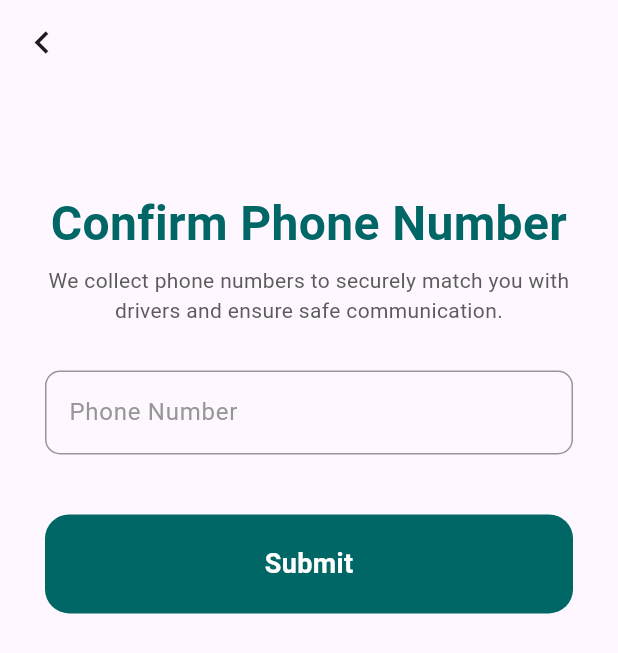
After one commit to sharon5555/Signup-UI-flutter, a Flutter app: the SignUpEmail screen opened directly, scrolled down 35 dp, after a tap on "Confirm Phone Number", on a phone screen of 412 x 824 dp. The commit adds this screen. Shown: the top 653 px of the screen. Run offline on Flutter 3.47's test engine with Material 3 defaults, Android fonts, the light colour scheme and no system bars; Roboto replaces fonts that are missing (Poppins).

Commit message:
updated the files

```diff
--- /dev/null
+++ b/sign_up/lib/screens/confirm_number.dart
@@ -0,0 +1,81 @@
+import 'package:flutter/material.dart';
+import 'package:sign_up/theme.dart';
+import 'package:sign_up/widgets/confirm_number_form.dart';
+import 'package:sign_up/widgets/primary_button.dart';
+
+class ConfirmNumber extends StatefulWidget {
+  const ConfirmNumber({super.key, required Null Function(String email) onEmailChanged});
+
+  @override
+  _ConfirmNumberState createState() => _ConfirmNumberState();
+}
+
+class _ConfirmNumberState extends State<ConfirmNumber> {
+  final bool _isAgreed = false; // State variable for checkbox
+
+  @override
+  Widget build(BuildContext context) {
+    return Scaffold(
+      appBar: AppBar(
+        leading: IconButton(
+          icon: const Icon(
+            Icons.chevron_left,
+            size: 30,
+          ),
+          onPressed: () {
+            Navigator.pop(context);
+          },
+        ),
+      ),
+      body: SingleChildScrollView(
+        child: Column(
+          crossAxisAlignment: CrossAxisAlignment.start,
+          children: [
+            const SizedBox(height: 70),
+            Padding(
+              padding: nDefaultPadding,
+              child: Center(
+                child: Text(
+                  'Confirm Phone Number',
+                  style: titleText,
+                  textAlign: TextAlign.center, // Center the text
+                ),
+              ),
+            ),
+            const SizedBox(height: 5),
+            const Padding(
+              padding: nDefaultPadding,
+              child: Center( // Centering the additional text
+                child: Text(
+                  'We collect phone numbers to securely match you with drivers and ensure safe communication.',
+                  textAlign: TextAlign.center, // Center the text
+                  style: TextStyle(color: nZambeziColor), // Optional styling
+                ),
+              ),
+            ),
+            const SizedBox(height: 25),
+            Padding(
+              padding: nDefaultPadding,
+              child: ConfirmNumberForm(
+                onEmailChanged: (String email) {},
+              ),
+            ),
+            const SizedBox(height: 20),
+            Padding(
+              padding: nDefaultPadding,
+              child: PrimaryButton(
+                buttonText: 'Submit',
+                onPressed: _validateAndSubmit,
+              ),
+            ),
+            const SizedBox(height: 20),
+          ],
+        ),
+      ),
+    );
+  }
+
+  void _validateAndSubmit() {
+    // Implement your validation and submission logic here
+  }
+}
--- a/sign_up/lib/screens/forget_password_screen.dart
+++ b/sign_up/lib/screens/forget_password_screen.dart
@@ -1,7 +1,7 @@
 import 'package:flutter/material.dart';
 import 'package:sign_up/theme.dart';
 import 'package:sign_up/widgets/forgot_form.dart';
-import 'package:sign_up/widgets/password_form.dart';
+import 'package:sign_up/widgets/confirm_number_form.dart';
 import 'package:sign_up/widgets/primary_button.dart';
 
 class ForgetPasswordScreen extends StatelessWidget {
--- a/sign_up/lib/screens/sign_up_email.dart
+++ b/sign_up/lib/screens/sign_up_email.dart
@@ -1,6 +1,7 @@
 import 'package:flutter/material.dart';
+import 'package:sign_up/screens/confirm_number.dart';
 import 'package:sign_up/widgets/checkbox.dart';
-import 'package:sign_up/widgets/password_form.dart';
+import 'package:sign_up/widgets/confirm_number_form.dart';
 import 'package:sign_up/widgets/primary_button.dart';
 import 'package:sign_up/widgets/sign_up_option.dart';
 import 'package:sign_up/widgets/signup_form.dart';
@@ -14,8 +15,8 @@ class SignUpEmail extends StatefulWidget {
 }
 
 class _SignUpEmailState extends State<SignUpEmail> {
-  final _formKey = GlobalKey<FormState>();  // For form validation
-  bool _agreeToTerms = false;  // To track checkbox state
+  final _formKey = GlobalKey<FormState>(); // For form validation
+  bool _agreeToTerms = false; // To track checkbox state
   String _email = '';
 
   // Callback for when email changes in the form
@@ -31,7 +32,11 @@ class _SignUpEmailState extends State<SignUpEmail> {
       // Proceed to the next screen
       Navigator.push(
         context,
-        MaterialPageRoute(builder: (context) => PasswordForm(onEmailChanged: (String email) {  },)),
+        MaterialPageRoute(
+          builder: (context) => PasswordForm(
+            onEmailChanged: (String email) {},
+          ),
+        ),
       );
     } else if (!_agreeToTerms) {
       // Show error message if terms not agreed
@@ -75,13 +80,18 @@ class _SignUpEmailState extends State<SignUpEmail> {
               child: Form(
                 key: _formKey,
                 child: SignUpForm(
-                  onEmailChanged: _onEmailChanged,  // Track email changes
+                  onEmailChanged: _onEmailChanged, // Track email changes
                 ),
               ),
             ),
             const SizedBox(height: 20),
             Padding(
               padding: nDefaultPadding,
+              child: Row(
+                mainAxisAlignment: MainAxisAlignment.spaceBetween,
+                children: [
+                  // Checkbox and terms
+                  Expanded(
                     child: CheckBox(
                       'Agree to terms and conditions.',
                       value: _agreeToTerms,
@@ -92,41 +102,46 @@ class _SignUpEmailState extends State<SignUpEmail> {
                       },
                     ),
                   ),
+                  // Confirm Phone Number text
+                  GestureDetector(
+                    onTap: () {
+                      Navigator.push(
+                        context,
+                        MaterialPageRoute(builder: (context) => ConfirmNumber(onEmailChanged: (String email) {  },)), // Ensure SignUpPasswordScreen is imported
+                      );
+                    },
+                    child: Text(
+                      'Confirm Phone Number',
+                      style: subTitle.copyWith(color:nPrimaryColor), // Style the text as needed
+                    ),
+                  ),
+                ],
+              ),
+            ),
             const SizedBox(height: 25),
             Padding(
               padding: nDefaultPadding,
               child: PrimaryButton(
                 buttonText: 'Sign Up',
-                onPressed: _validateAndSubmit,  // Trigger validation and submission
+                onPressed: _validateAndSubmit, // Trigger validation and submission
               ),
             ),
             const SizedBox(height: 20),
             Padding(
               padding: nDefaultPadding,
-              child: Row(
-                children: [
-                  Column(
-                    crossAxisAlignment: CrossAxisAlignment.start,
-                    children: [
-                      Text(
+              child: Center(
+                child: Text(
                   'Or Sign Up with:',
-                        style: subTitle,
+                  style: subTitle, // Style this text as needed
                 ),
-                      const SizedBox(
-                        height: 20,
               ),
+            ),
+            const SizedBox(height: 20),
             const Padding(
               padding: nDefaultPadding,
               child: SignUpOption(),
             ),
-                      const SizedBox(
-                        height: 20,
-                      )
-                    ],
-                  ),
-                ],
-              ),
-            ),
+            const SizedBox(height: 20),
           ],
         ),
       ),
--- a/sign_up/lib/widgets/password_form.dart
+++ b/sign_up/lib/widgets/confirm_number_form.dart
@@ -1,14 +1,14 @@
 import 'package:flutter/material.dart';
 import '../theme.dart';
 
-class PasswordForm extends StatefulWidget {
-  const PasswordForm({super.key, required void Function(String email) onEmailChanged});
+class ConfirmNumberForm extends StatefulWidget {
+  const ConfirmNumberForm({super.key, required void Function(String email) onEmailChanged});
 
   @override
-  _PasswordFormState createState() => _PasswordFormState();
+  _ConfirmNumberFormState createState() => _ConfirmNumberFormState();
 }
 
-class _PasswordFormState extends State<PasswordForm> {
+class _ConfirmNumberFormState extends State<ConfirmNumberForm> {
   bool _isObscure = true;
 
   @override
@@ -17,9 +17,6 @@ class _PasswordFormState extends State<PasswordForm> {
       children: [
         buildInputForm('Phone Number', false),
         const SizedBox(height: 15), // Bottom space between rows
-        buildInputForm('Password', true),
-        const SizedBox(height: 15), // Bottom space between rows
-        buildInputForm('Confirm Password', true),
       ],
     );
   }
--- a/sign_up/lib/widgets/sign_up_option.dart
+++ b/sign_up/lib/widgets/sign_up_option.dart
@@ -1,38 +1,30 @@
 import 'package:flutter/material.dart';
-import 'package:sign_up/screens/sign_up_password.dart'; // Make sure the import path is correct
 
 class SignUpOption extends StatelessWidget {
   const SignUpOption({super.key});
 
   @override
   Widget build(BuildContext context) {
-    return Center( // Center the entire Row
-      child: Row(
+    return Row(
       mainAxisAlignment: MainAxisAlignment.spaceEvenly,
       children: [
         BuildButton(
           iconImage: const Image(
             height: 20,
             width: 20,
-              image: AssetImage('assets/dial.jpg'),
+            image: AssetImage('assets/google.png'),
           ),
-            textButton: 'number',
-            onPressed: () {
-              // Navigate to the PasswordForm screen
-              Navigator.push(
-                context,
-                MaterialPageRoute(
-                  builder: (context) => SignUpPassword(
-                    onEmailChanged: (String email) {
-                      // You can handle email change here if needed
-                    },
+          textButton: 'Google',
         ),
+        BuildButton(
+          iconImage: const Image(
+            height: 20,
+            width: 20,
+            image: AssetImage('assets/apple.png'),
           ),
-              );
-            },
+          textButton: 'Apple',
         ),
       ],
-      ),
     );
   }
 }
@@ -40,35 +32,25 @@ class SignUpOption extends StatelessWidget {
 class BuildButton extends StatelessWidget {
   final Image iconImage;
   final String textButton;
-  final VoidCallback onPressed;
-
-  const BuildButton({
-    super.key,
-    required this.iconImage,
-    required this.textButton,
-    required this.onPressed,
-  });
-
+  BuildButton({required this.iconImage, required this.textButton});
   @override
   Widget build(BuildContext context) {
     var mediaQuery = MediaQuery.of(context).size;
-    return GestureDetector(
-      onTap: onPressed, // Use onTap for gesture detection
-      child: Container(
+    return Container(
       height: mediaQuery.height * 0.06,
       width: mediaQuery.width * 0.36,
       decoration: BoxDecoration(
           borderRadius: BorderRadius.circular(10),
-          border: Border.all(color: Colors.grey[300] ?? Colors.grey),
-        ),
+          border: Border.all(color: Colors.grey[300] ?? Colors.grey)),
       child: Row(
         mainAxisAlignment: MainAxisAlignment.center,
         children: [
           iconImage,
-            const SizedBox(width: 5),
+          const SizedBox(
+            width: 5,
+          ),
           Text(textButton),
         ],
-        ),
       ),
     );
   }
```
Also changed, not shown: sign_up/lib/screens/login.dart (+25 -33 lines), sign_up/lib/screens/sign_up_password.dart (deleted, +0 -82 lines). Lines whose indentation alone changed are shown as unchanged.
